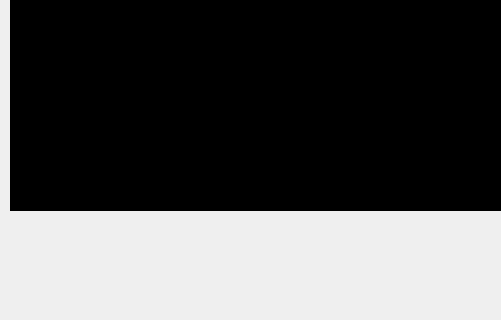
Above: juego/mainwindow.ui from David8823/Final-Info-2 before the change; both pictures show x 0 to 501 and y 280 to 600 of the 800 by 600 pixel window. Below: the same form after it.
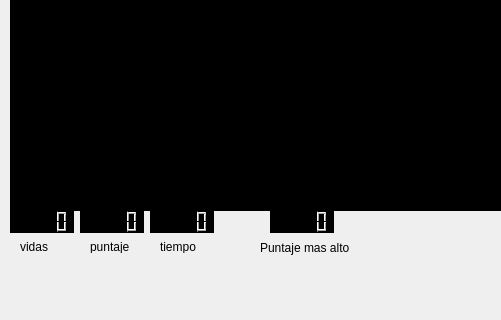
That is the form after the change.

Commit message: puntaje personaje

```diff
--- a/juego/mainwindow.ui
+++ b/juego/mainwindow.ui
@@ -67,6 +67,110 @@
      <string>&lt;html&gt;&lt;head/&gt;&lt;body&gt;&lt;p align=&quot;center&quot;&gt;&lt;span style=&quot; font-size:36pt; color:#f7a80b;&quot;&gt;PAUSE&lt;/span&gt;&lt;/p&gt;&lt;/body&gt;&lt;/html&gt;</string>
     </property>
    </widget>
+   <widget class="QLCDNumber" name="Lvidas">
+    <property name="geometry">
+     <rect>
+      <x>10</x>
+      <y>490</y>
+      <width>64</width>
+      <height>23</height>
+     </rect>
+    </property>
+    <property name="styleSheet">
+     <string notr="true">background-color: rgb(0, 0, 0);</string>
+    </property>
+   </widget>
+   <widget class="QLCDNumber" name="lcdNumber_2">
+    <property name="geometry">
+     <rect>
+      <x>80</x>
+      <y>490</y>
+      <width>64</width>
+      <height>23</height>
+     </rect>
+    </property>
+    <property name="styleSheet">
+     <string notr="true">background-color: rgb(0, 0, 0);</string>
+    </property>
+   </widget>
+   <widget class="QLCDNumber" name="lcdNumber_3">
+    <property name="geometry">
+     <rect>
+      <x>150</x>
+      <y>490</y>
+      <width>64</width>
+      <height>23</height>
+     </rect>
+    </property>
+    <property name="styleSheet">
+     <string notr="true">background-color: rgb(0, 0, 0);</string>
+    </property>
+   </widget>
+   <widget class="QLCDNumber" name="lcdNumber_4">
+    <property name="geometry">
+     <rect>
+      <x>270</x>
+      <y>490</y>
+      <width>64</width>
+      <height>23</height>
+     </rect>
+    </property>
+    <property name="styleSheet">
+     <string notr="true">background-color: rgb(0, 0, 0);</string>
+    </property>
+   </widget>
+   <widget class="QLabel" name="label_2">
+    <property name="geometry">
+     <rect>
+      <x>20</x>
+      <y>520</y>
+      <width>47</width>
+      <height>13</height>
+     </rect>
+    </property>
+    <property name="text">
+     <string>vidas</string>
+    </property>
+   </widget>
+   <widget class="QLabel" name="Lpuntaje">
+    <property name="geometry">
+     <rect>
+      <x>90</x>
+      <y>520</y>
+      <width>47</width>
+      <height>13</height>
+     </rect>
+    </property>
+    <property name="text">
+     <string>puntaje</string>
+    </property>
+   </widget>
+   <widget class="QLabel" name="Ltiempo">
+    <property name="geometry">
+     <rect>
+      <x>160</x>
+      <y>520</y>
+      <width>47</width>
+      <height>13</height>
+     </rect>
+    </property>
+    <property name="text">
+     <string>tiempo</string>
+    </property>
+   </widget>
+   <widget class="QLabel" name="Lmax">
+    <property name="geometry">
+     <rect>
+      <x>260</x>
+      <y>520</y>
+      <width>91</width>
+      <height>16</height>
+     </rect>
+    </property>
+    <property name="text">
+     <string>Puntaje mas alto</string>
+    </property>
+   </widget>
   </widget>
   <widget class="QMenuBar" name="menubar">
    <property name="geometry">
```
The commit also changes 8 other files.
